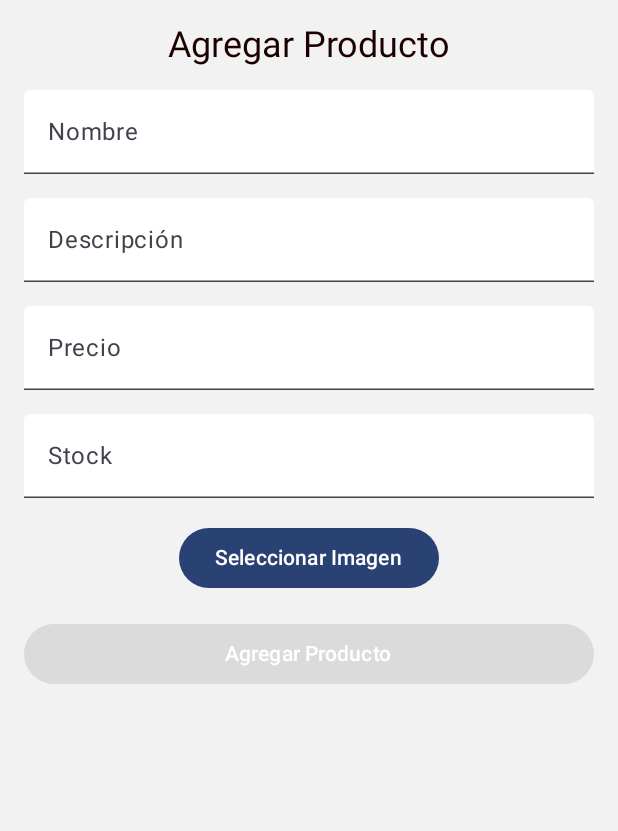
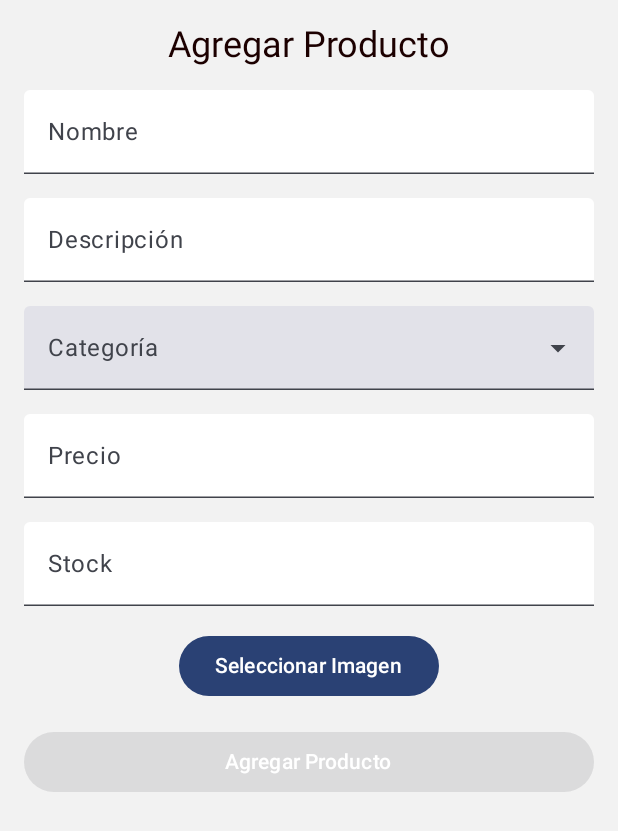
Before and after one commit to Samub96/ISMARKETAPP, an Android app built with Jetpack Compose: the AddProductScreen screen opened through its navigation route, on a phone screen of 412 x 824 dp. Shown: the top 831 px of the screen. Run offline under Robolectric (Android 15) with nearby library versions, the light colour scheme and no system bars; our stand-ins replace Firebase (no records; nobody signed in at launch, a user with empty details on screens opened directly), livedata-compose.

Commit message:
Update 24 October

```diff
--- a/app/build.gradle.kts
+++ b/app/build.gradle.kts
@@ -78,4 +78,5 @@ dependencies {
     androidTestImplementation(libs.androidx.ui.test.junit4)
     debugImplementation(libs.androidx.ui.tooling)
     debugImplementation(libs.androidx.ui.test.manifest)
+    implementation ("androidx.compose.material3:material3:1.2.0-alpha03")// O la versión más reciente
 }
--- a/app/src/main/java/com/peludosteam/ismarket/MainActivity.kt
+++ b/app/src/main/java/com/peludosteam/ismarket/MainActivity.kt
@@ -27,7 +27,10 @@ import androidx.compose.foundation.text.KeyboardOptions
 import androidx.compose.material3.Button
 import androidx.compose.material3.ButtonDefaults
 import androidx.compose.material3.CircularProgressIndicator
+import androidx.compose.material3.DropdownMenuItem
 import androidx.compose.material3.ExperimentalMaterial3Api
+import androidx.compose.material3.ExposedDropdownMenuBox
+import androidx.compose.material3.ExposedDropdownMenuDefaults
 import androidx.compose.material3.MaterialTheme
 import androidx.compose.material3.Scaffold
 import androidx.compose.material3.Text
@@ -243,7 +246,7 @@ fun ProfileScreen(navController: NavController, profileViewModel: ProfileViewMod
 
         // Botón para navegar a la pantalla de agregar productos
         Button(onClick = { navController.navigate("addProduct") }) {
-            Text(text = "Agregar p")
+            Text(text = "Agregar productos")
         }
     }
 }
@@ -538,6 +541,18 @@ fun AddProductScreen(navController: NavController) {
     var stock by remember { mutableStateOf("") }
     var imageUri by remember { mutableStateOf<Uri?>(null) } // Para almacenar la URI de la imagen seleccionada
     var isLoading by remember { mutableStateOf(false) } // Estado de carga
+    var expanded by remember { mutableStateOf(false) } // Controla la expansión del dropdown
+    var category by remember { mutableStateOf("") }
+    val categories = listOf(
+        "Postres",
+        "Comida y bebidas",
+        "Tecnologia (Accesorios tecnologicos., cargadores, forros celular, etc)",
+        "Tutorias",
+        "Servicios (Limpieza, arreglos y carpinteria, plataformas de streaming, etc)",
+        "Ropa",
+        "Accesorios (Joyeria, pulseras, etc)",
+        "Otros"
+    )
 
     val auth = FirebaseAuth.getInstance() // Firebase Auth para obtener el ID del usuario
     val db = FirebaseFirestore.getInstance() // Firestore
@@ -590,6 +605,37 @@ fun AddProductScreen(navController: NavController) {
                 )
             )
 
+            // Dropdown de Categoría
+            ExposedDropdownMenuBox(
+                expanded = expanded,
+                onExpandedChange = { expanded = !expanded }
+            ) {
+                TextField(
+                    value = category,
+                    onValueChange = {},
+                    readOnly = true,
+                    label = { Text("Categoría") },
+                    trailingIcon = { ExposedDropdownMenuDefaults.TrailingIcon(expanded = expanded) },
+                    modifier = Modifier
+                        .fillMaxWidth()
+                        .menuAnchor()
+                )
+                ExposedDropdownMenu(
+                    expanded = expanded,
+                    onDismissRequest = { expanded = false }
+                ) {
+                    categories.forEach { selectedCategory ->
+                        DropdownMenuItem(
+                            text = { Text(selectedCategory) },
+                            onClick = {
+                                category = selectedCategory
+                                expanded = false
+                            }
+                        )
+                    }
+                }
+            }
+
             // Campo de Precio
             TextField(
                 value = price,
@@ -633,7 +679,7 @@ fun AddProductScreen(navController: NavController) {
             // Botón para agregar el producto
             Button(
                 onClick = {
-                    if (name.isNotEmpty() && price.isNotEmpty() && stock.isNotEmpty() && description.isNotEmpty() && imageUri != null) {
+                    if (name.isNotEmpty() && price.isNotEmpty() && stock.isNotEmpty() && description.isNotEmpty() && imageUri != null && category.isNotEmpty()) {
                         isLoading = true
                         val productId = UUID.randomUUID().toString()
 
@@ -652,7 +698,8 @@ fun AddProductScreen(navController: NavController) {
                                         description = description,
                                         imageRes = downloadUri.toString(), // Guardar la URL de la imagen
                                         stock = stock.toInt(),
-                                        userId = userId
+                                        userId = userId,
+                                        categoryName = category
                                     )
 
                                     // Subir a Firestore
@@ -671,7 +718,7 @@ fun AddProductScreen(navController: NavController) {
                         }
                     }
                 },
-                enabled = !isLoading && name.isNotEmpty() && price.isNotEmpty() && stock.isNotEmpty() && description.isNotEmpty() && imageUri != null,
+                enabled = !isLoading && name.isNotEmpty() && price.isNotEmpty() && stock.isNotEmpty() && description.isNotEmpty() && imageUri != null && category.isNotEmpty(),
                 modifier = Modifier.fillMaxWidth(),
                 colors = ButtonDefaults.buttonColors(containerColor = Color(0xFFFA4A0C))
             ) {
```
